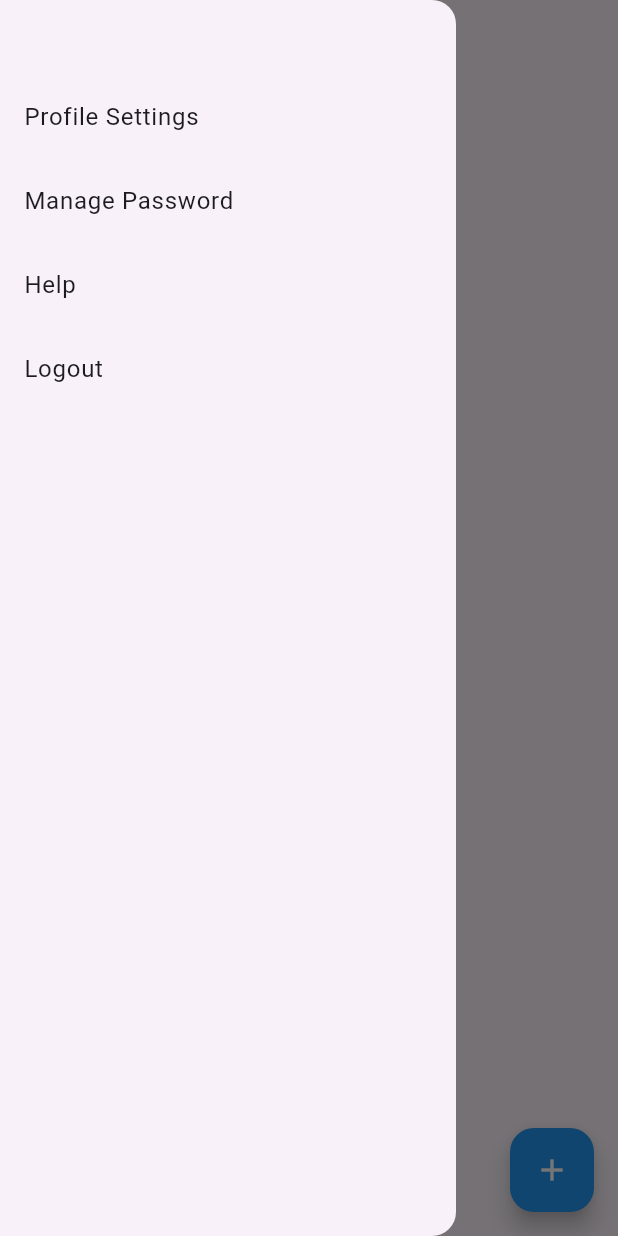
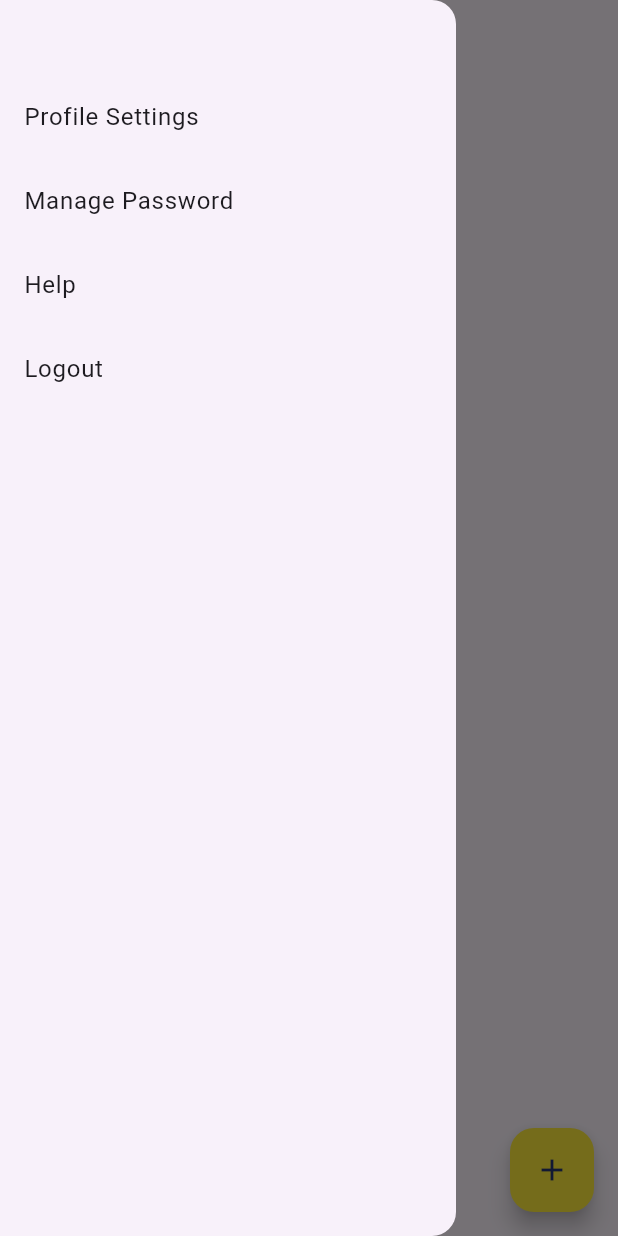
Before and after one commit to singhrishabh93/ios_appointment_app, a Flutter app: the Home screen opened directly, with the side drawer open, on a phone screen of 412 x 824 dp. Run offline on Flutter 3.47's test engine with Material 3 defaults, Android fonts, the phone set to English and light mode, and no system bars; our stand-ins replace cloud_firestore, firebase_auth, firebase_core, get, google_sign_in; missing offline and left inert: the_apple_sign_in; accounts and stored records are empty.

```diff
--- a/lib/home.dart
+++ b/lib/home.dart
@@ -71,7 +71,7 @@ class _HomeState extends State<Home> {
         ),
       ),
       floatingActionButton: FloatingActionButton(
-        backgroundColor: Colors.blue,
+        backgroundColor: Colors.yellow,
         onPressed: () {
           showModalBottomSheet(
             context: context,
@@ -80,7 +80,7 @@ class _HomeState extends State<Home> {
             },
           );
         },
-        child: Icon(Icons.add, color: Colors.white),
+        child: Icon(Icons.add, color: Color(0xFF273671)),
       ),
     );
   }
```
